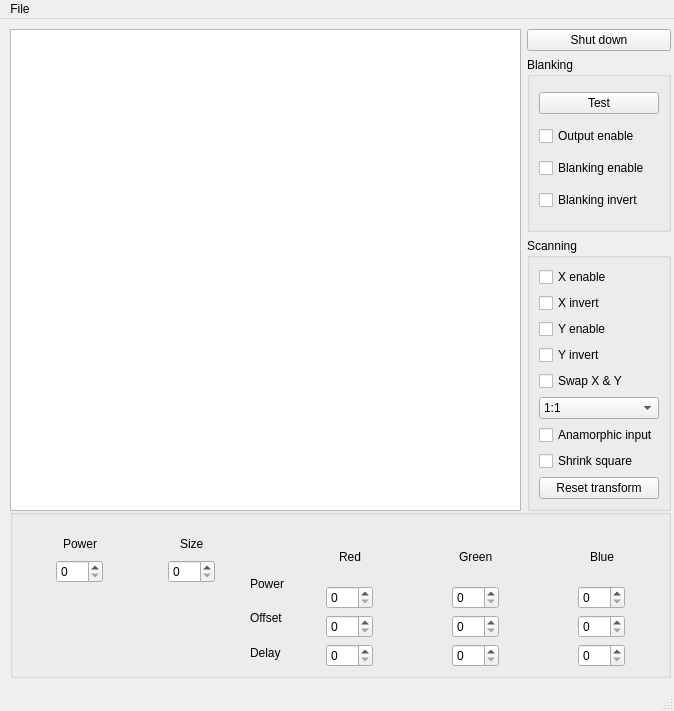
Above: output/output_settings.ui from marcan/openlase before the change. Below: the same form after it.
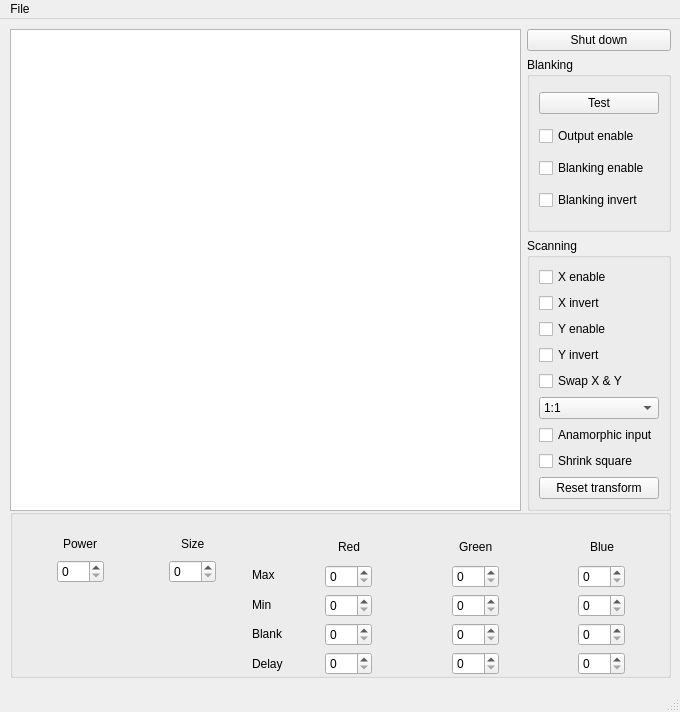
That is the form after the change.

Commit message: Rework color analog offsets to allow a seperate blanking level and minimum level.  This allows keeping the laser warm with a blanking current level and then setting a different point to be the lower limit of that color.

The edit to the form file:
```diff
--- a/output/output_settings.ui
+++ b/output/output_settings.ui
@@ -6,8 +6,8 @@
    <rect>
     <x>0</x>
     <y>0</y>
-    <width>674</width>
-    <height>711</height>
+    <width>680</width>
+    <height>712</height>
    </rect>
   </property>
   <property name="windowTitle">
@@ -44,7 +44,7 @@
        <x>17</x>
        <y>25</y>
        <width>635</width>
-       <height>133</height>
+       <height>141</height>
       </rect>
      </property>
      <layout class="QHBoxLayout" name="horizontalLayout_4">
@@ -244,20 +244,27 @@
           <item>
            <widget class="QLabel" name="label_8">
             <property name="text">
-             <string>Power</string>
+             <string>Max</string>
             </property>
            </widget>
           </item>
           <item>
            <widget class="QLabel" name="label_9">
             <property name="text">
-             <string>Offset</string>
+             <string>Min</string>
             </property>
            </widget>
           </item>
           <item>
            <widget class="QLabel" name="label_10">
             <property name="text">
+             <string>Blank</string>
+            </property>
+           </widget>
+          </item>
+          <item>
+           <widget class="QLabel" name="label_3">
+            <property name="text">
              <string>Delay</string>
             </property>
            </widget>
@@ -303,6 +310,43 @@
             </item>
            </layout>
           </item>
+          <item>
+           <layout class="QHBoxLayout" name="horizontalLayout_29">
+            <item>
+             <spacer name="horizontalSpacer_57">
+              <property name="orientation">
+               <enum>Qt::Horizontal</enum>
+              </property>
+              <property name="sizeHint" stdset="0">
+               <size>
+                <width>40</width>
+                <height>20</height>
+               </size>
+              </property>
+             </spacer>
+            </item>
+            <item>
+             <widget class="QSpinBox" name="redMaxBox">
+              <property name="maximum">
+               <number>100</number>
+              </property>
+             </widget>
+            </item>
+            <item>
+             <spacer name="horizontalSpacer_58">
+              <property name="orientation">
+               <enum>Qt::Horizontal</enum>
+              </property>
+              <property name="sizeHint" stdset="0">
+               <size>
+                <width>40</width>
+                <height>20</height>
+               </size>
+              </property>
+             </spacer>
+            </item>
+           </layout>
+          </item>
           <item>
            <layout class="QHBoxLayout" name="horizontalLayout_16">
             <item>
@@ -455,6 +499,43 @@
             </item>
            </layout>
           </item>
+          <item>
+           <layout class="QHBoxLayout" name="horizontalLayout_28">
+            <item>
+             <spacer name="horizontalSpacer_55">
+              <property name="orientation">
+               <enum>Qt::Horizontal</enum>
+              </property>
+              <property name="sizeHint" stdset="0">
+               <size>
+                <width>40</width>
+                <height>20</height>
+               </size>
+              </property>
+             </spacer>
+            </item>
+            <item>
+             <widget class="QSpinBox" name="greenMaxBox">
+              <property name="maximum">
+               <number>100</number>
+              </property>
+             </widget>
+            </item>
+            <item>
+             <spacer name="horizontalSpacer_56">
+              <property name="orientation">
+               <enum>Qt::Horizontal</enum>
+              </property>
+              <property name="sizeHint" stdset="0">
+               <size>
+                <width>40</width>
+                <height>20</height>
+               </size>
+              </property>
+             </spacer>
+            </item>
+           </layout>
+          </item>
           <item>
            <layout class="QHBoxLayout" name="horizontalLayout_22">
             <item>
@@ -607,6 +688,43 @@
             </item>
            </layout>
           </item>
+          <item>
+           <layout class="QHBoxLayout" name="horizontalLayout_27">
+            <item>
+             <spacer name="horizontalSpacer_53">
+              <property name="orientation">
+               <enum>Qt::Horizontal</enum>
+              </property>
+              <property name="sizeHint" stdset="0">
+               <size>
+                <width>40</width>
+                <height>20</height>
+               </size>
+              </property>
+             </spacer>
+            </item>
+            <item>
+             <widget class="QSpinBox" name="blueMaxBox">
+              <property name="maximum">
+               <number>100</number>
+              </property>
+             </widget>
+            </item>
+            <item>
+             <spacer name="horizontalSpacer_54">
+              <property name="orientation">
+               <enum>Qt::Horizontal</enum>
+              </property>
+              <property name="sizeHint" stdset="0">
+               <size>
+                <width>40</width>
+                <height>20</height>
+               </size>
+              </property>
+             </spacer>
+            </item>
+           </layout>
+          </item>
           <item>
            <layout class="QHBoxLayout" name="horizontalLayout_6">
             <item>
@@ -898,7 +1016,7 @@
     <rect>
      <x>0</x>
      <y>0</y>
-     <width>674</width>
+     <width>680</width>
      <height>25</height>
     </rect>
    </property>
```
Left out of the diff: 14 changed lines with no effect on the pictures. The commit also changes 4 other files.
